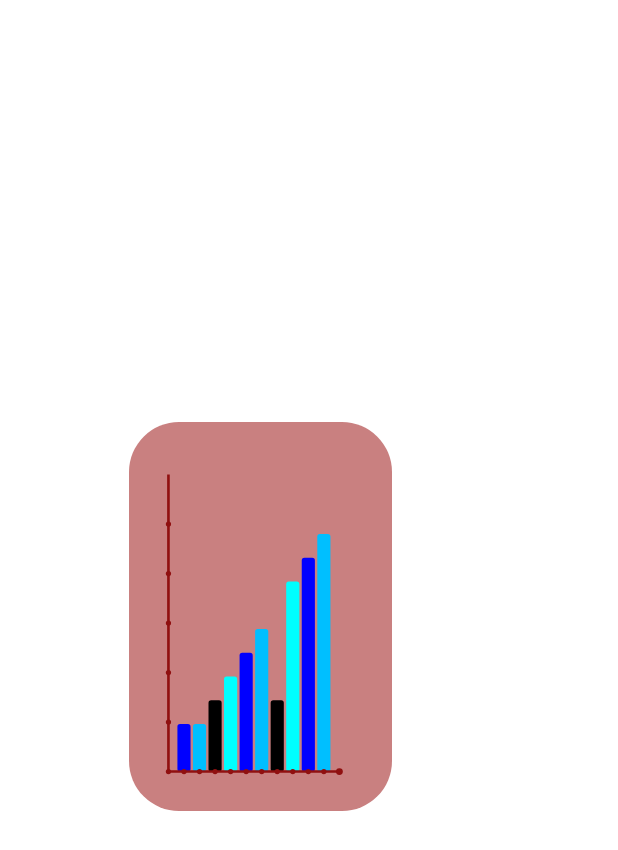
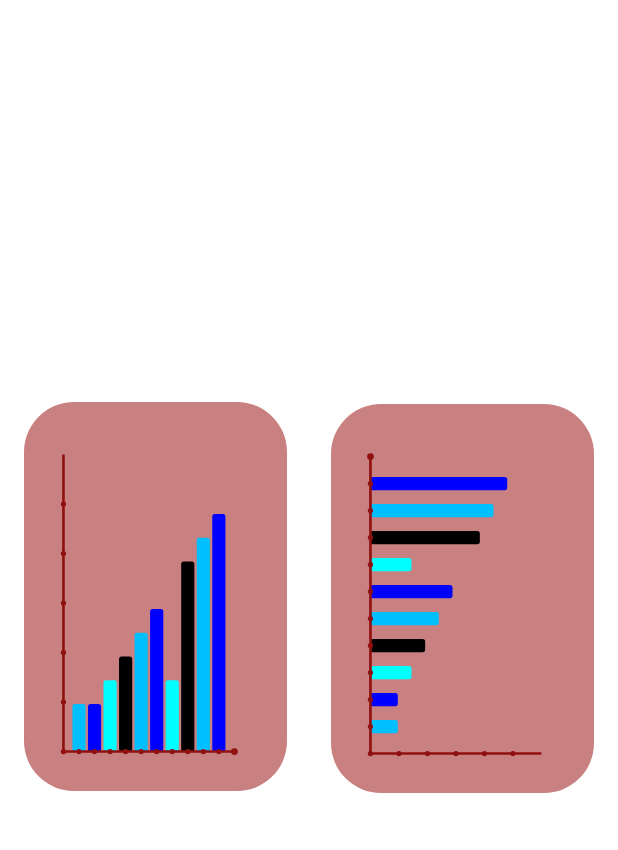
Before and after one commit to de-brasi/horizontal-diagram, an Android app: the layout activity_main.xml on its own in the app's theme, with its tools: preview values and no code run, on a phone screen of 412 x 824 dp. Shown: the top 850 px of the screen. Run offline under Robolectric (Android 15) with nearby library versions, the phone set to English and light mode, and no system bars.

Commit message:
Testing transponding

```diff
--- a/app/src/main/res/layout/activity_main.xml
+++ b/app/src/main/res/layout/activity_main.xml
@@ -9,15 +9,31 @@
     <health.helper.posturecorrectorstatisticviewer.view.Diagram
         android:layout_width="175dp"
         android:layout_height="259dp"
+        app:barColors="0000FF 00BFFF 800000 00FFFF"
+        app:graphAxisColor="#901010"
+        app:graphBackgroundColor="#C98080"
+        app:isTransposed="false"
         app:layout_constraintBottom_toBottomOf="parent"
-        app:layout_constraintHorizontal_bias="0.362"
+        app:layout_constraintHorizontal_bias="0.067"
+
         app:layout_constraintLeft_toLeftOf="parent"
         app:layout_constraintRight_toRightOf="parent"
         app:layout_constraintTop_toTopOf="parent"
-        app:layout_constraintVertical_bias="0.498"
+        app:layout_constraintVertical_bias="0.475" />
 
+    <health.helper.posturecorrectorstatisticviewer.view.Diagram
+        android:layout_width="175dp"
+        android:layout_height="259dp"
+        app:barColors="0000FF 00BFFF 800000 00FFFF"
+        app:graphAxisColor="#901010"
         app:graphBackgroundColor="#C98080"
-        app:graphAxisColor="#901010"
-        app:barColors="0000FF 00BFFF 800000 00FFFF"/>
+        app:isTransposed="true"
+        app:layout_constraintBottom_toBottomOf="parent"
+        app:layout_constraintHorizontal_bias="0.932"
+
+        app:layout_constraintLeft_toLeftOf="parent"
+        app:layout_constraintRight_toRightOf="parent"
+        app:layout_constraintTop_toTopOf="parent"
+        app:layout_constraintVertical_bias="0.477" />
 
 </androidx.constraintlayout.widget.ConstraintLayout>
```
